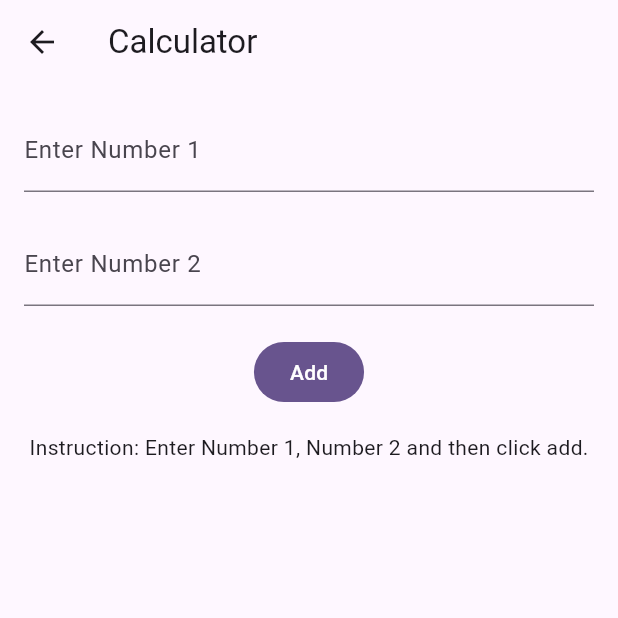
After one commit to rezwanul7/flutter_bloc_demo, a Flutter app: the screen it shows after launch, after a tap on "Calculator Demo", on a phone screen of 412 x 824 dp, the top half of it. The commit adds this screen. Run offline on Flutter 3.47's test engine with Material 3 defaults, Android fonts, the phone set to English and light mode, and no system bars; our stand-ins replace equatable, flutter_bloc.

Commit message:
add simple calculator

```diff
--- /dev/null
+++ b/lib/features/calculator/presentation/blocs/calculator/calculator_bloc.dart
@@ -0,0 +1,44 @@
+import 'package:flutter_bloc/flutter_bloc.dart';
+import 'package:flutter_bloc_demo/features/calculator/presentation/blocs/calculator/calculator_events.dart';
+import 'package:flutter_bloc_demo/features/calculator/presentation/blocs/calculator/calculator_states.dart';
+
+class CalculatorBloc extends Bloc<CalculatorEvent, CalculatorState> {
+  CalculatorBloc() : super(CalculatorInitialState()) {
+    on<CalculatorAdditionEvent>((event, emit) async {
+      try {
+        var number1 = double.parse(event.number1);
+        var number2 = double.parse(event.number2);
+        emit(CalculatorResultState(result: number1 + number2));
+      } on FormatException catch (e) {
+        emit(CalculatorErrorState(errorMessage: "Invalid Input"));
+      }
+    });
+    on<CalculatorSubtractionEvent>((event, emit) async {
+      try {
+        var number1 = double.parse(event.number1);
+        var number2 = double.parse(event.number2);
+        emit(CalculatorResultState(result: number1 - number2));
+      } on Exception catch (e) {
+        emit(CalculatorErrorState(errorMessage: "Invalid Input"));
+      }
+    });
+    on<CalculatorMultiplicationEvent>((event, emit) async {
+      try {
+        var number1 = double.parse(event.number1);
+        var number2 = double.parse(event.number2);
+        emit(CalculatorResultState(result: number1 * number2));
+      } on Exception catch (e) {
+        emit(CalculatorErrorState(errorMessage: "Invalid Input"));
+      }
+    });
+    on<CalculatorDivisionEvent>((event, emit) async {
+      try {
+        var number1 = double.parse(event.number1);
+        var number2 = double.parse(event.number2);
+        emit(CalculatorResultState(result: number1 / number2));
+      } on Exception catch (e) {
+        emit(CalculatorErrorState(errorMessage: "Invalid Input"));
+      }
+    });
+  }
+}
--- /dev/null
+++ b/lib/features/calculator/presentation/blocs/calculator/calculator_events.dart
@@ -0,0 +1,23 @@
+abstract class CalculatorEvent {
+  final String number1;
+  final String number2;
+
+  CalculatorEvent({required this.number1, required this.number2});
+}
+
+class CalculatorAdditionEvent extends CalculatorEvent {
+  CalculatorAdditionEvent({required super.number1, required super.number2});
+}
+
+class CalculatorSubtractionEvent extends CalculatorEvent {
+  CalculatorSubtractionEvent({required super.number1, required super.number2});
+}
+
+class CalculatorMultiplicationEvent extends CalculatorEvent {
+  CalculatorMultiplicationEvent(
+      {required super.number1, required super.number2});
+}
+
+class CalculatorDivisionEvent extends CalculatorEvent {
+  CalculatorDivisionEvent({required super.number1, required super.number2});
+}
--- /dev/null
+++ b/lib/features/calculator/presentation/blocs/calculator/calculator_states.dart
@@ -0,0 +1,23 @@
+import 'package:equatable/equatable.dart';
+
+abstract class CalculatorState extends Equatable {
+  List<Object?> get props => [];
+}
+
+class CalculatorInitialState extends CalculatorState {}
+
+class CalculatorResultState extends CalculatorState {
+  final double result;
+
+  CalculatorResultState({required this.result});
+
+  List<Object?> get props => [result];
+}
+
+class CalculatorErrorState extends CalculatorState {
+  final String errorMessage;
+
+  CalculatorErrorState({required this.errorMessage});
+
+  List<Object?> get props => [errorMessage];
+}
--- /dev/null
+++ b/lib/features/calculator/presentation/pages/calculator_page.dart
@@ -0,0 +1,27 @@
+import 'package:flutter/material.dart';
+import 'package:flutter_bloc/flutter_bloc.dart';
+import 'package:flutter_bloc_demo/features/calculator/presentation/blocs/calculator/calculator_bloc.dart';
+import 'package:flutter_bloc_demo/features/calculator/presentation/widgets/calculator_form.dart';
+import 'package:flutter_bloc_demo/features/calculator/presentation/widgets/calculator_result.dart';
+
+class CalculatorPage extends StatelessWidget {
+  const CalculatorPage({super.key});
+
+  @override
+  Widget build(BuildContext context) {
+    return BlocProvider(
+      create: (context) => CalculatorBloc(),
+      child: Scaffold(
+        appBar: AppBar(
+          title: const Text("Calculator"),
+        ),
+        body: Column(
+          children: [
+            CalculatorForm(),
+            const CalculatorResult(),
+          ],
+        ),
+      ),
+    );
+  }
+}
--- /dev/null
+++ b/lib/features/calculator/presentation/widgets/calculator_form.dart
@@ -0,0 +1,50 @@
+import 'package:flutter/material.dart';
+import 'package:flutter/services.dart';
+import 'package:flutter_bloc/flutter_bloc.dart';
+import 'package:flutter_bloc_demo/features/calculator/presentation/blocs/calculator/calculator_bloc.dart';
+import 'package:flutter_bloc_demo/features/calculator/presentation/blocs/calculator/calculator_events.dart';
+
+class CalculatorForm extends StatelessWidget {
+  CalculatorForm({super.key});
+
+  final TextEditingController _number1Controller = TextEditingController();
+  final TextEditingController _number2Controller = TextEditingController();
+
+  @override
+  Widget build(BuildContext context) {
+    return Padding(
+      padding: const EdgeInsets.all(16.0),
+      child: Column(
+        children: [
+          TextField(
+            controller: _number1Controller,
+            decoration: const InputDecoration(labelText: 'Enter Number 1'),
+            keyboardType: TextInputType.number,
+            inputFormatters: <TextInputFormatter>[
+              FilteringTextInputFormatter.digitsOnly
+            ], // Only numbers can be entered
+          ),
+          const SizedBox(height: 20),
+          TextField(
+            controller: _number2Controller,
+            decoration: const InputDecoration(labelText: 'Enter Number 2'),
+            keyboardType: TextInputType.number,
+            inputFormatters: <TextInputFormatter>[
+              FilteringTextInputFormatter.digitsOnly
+            ],
+          ),
+          const SizedBox(height: 20),
+          FilledButton(
+            onPressed: () {
+              BlocProvider.of<CalculatorBloc>(context).add(
+                  CalculatorAdditionEvent(
+                      number1: _number1Controller.text,
+                      number2: _number2Controller.text));
+            },
+            child: const Text('Add'),
+          ),
+        ],
+      ),
+    );
+  }
+}
--- /dev/null
+++ b/lib/features/calculator/presentation/widgets/calculator_result.dart
@@ -0,0 +1,44 @@
+import 'package:flutter/material.dart';
+import 'package:flutter_bloc/flutter_bloc.dart';
+import 'package:flutter_bloc_demo/features/calculator/presentation/blocs/calculator/calculator_bloc.dart';
+import 'package:flutter_bloc_demo/features/calculator/presentation/blocs/calculator/calculator_states.dart';
+
+class CalculatorResult extends StatelessWidget {
+  const CalculatorResult({
+    super.key,
+  });
+
+  @override
+  Widget build(BuildContext context) {
+    return BlocBuilder<CalculatorBloc, CalculatorState>(
+      builder: (context, state) {
+        if (state is CalculatorInitialState) {
+          return Column(
+            children: [
+              Center(
+                child: Text(
+                  "Instruction: Enter Number 1, Number 2 and then click add.",
+                  style: Theme.of(context).textTheme.bodyMedium,
+                ),
+              ),
+            ],
+          );
+        } else if (state is CalculatorResultState) {
+          return Text(
+            "Result : ${state.result}",
+            style: Theme.of(context).textTheme.headlineMedium,
+          );
+        } else if (state is CalculatorErrorState) {
+          return Text(
+            state.errorMessage,
+            style: Theme.of(context)
+                .textTheme
+                .bodyLarge
+                ?.copyWith(color: Theme.of(context).colorScheme.error),
+          );
+        }
+        return const Center(child: Text("Unknown State"));
+      },
+    );
+  }
+}
--- a/lib/features/home/presentation/pages/home_page.dart
+++ b/lib/features/home/presentation/pages/home_page.dart
@@ -1,4 +1,5 @@
 import 'package:flutter/material.dart';
+import 'package:flutter_bloc_demo/features/calculator/presentation/pages/calculator_page.dart';
 import 'package:flutter_bloc_demo/features/counter/presentation/pages/counter_page.dart';
 import 'package:flutter_bloc_demo/features/counter_number_model/presentation/pages/counter_number_model_page.dart';
 
@@ -38,6 +39,16 @@ class HomePage extends StatelessWidget {
               },
               child: const Text('Counter Number Model Demo'),
             ),
+            FilledButton(
+              onPressed: () {
+                Navigator.of(context).push(
+                  MaterialPageRoute(
+                    builder: (context) => const CalculatorPage(),
+                  ),
+                );
+              },
+              child: const Text('Calculator Demo'),
+            ),
           ],
         ),
       ),
```
Also changed, not shown: 1 other file.
